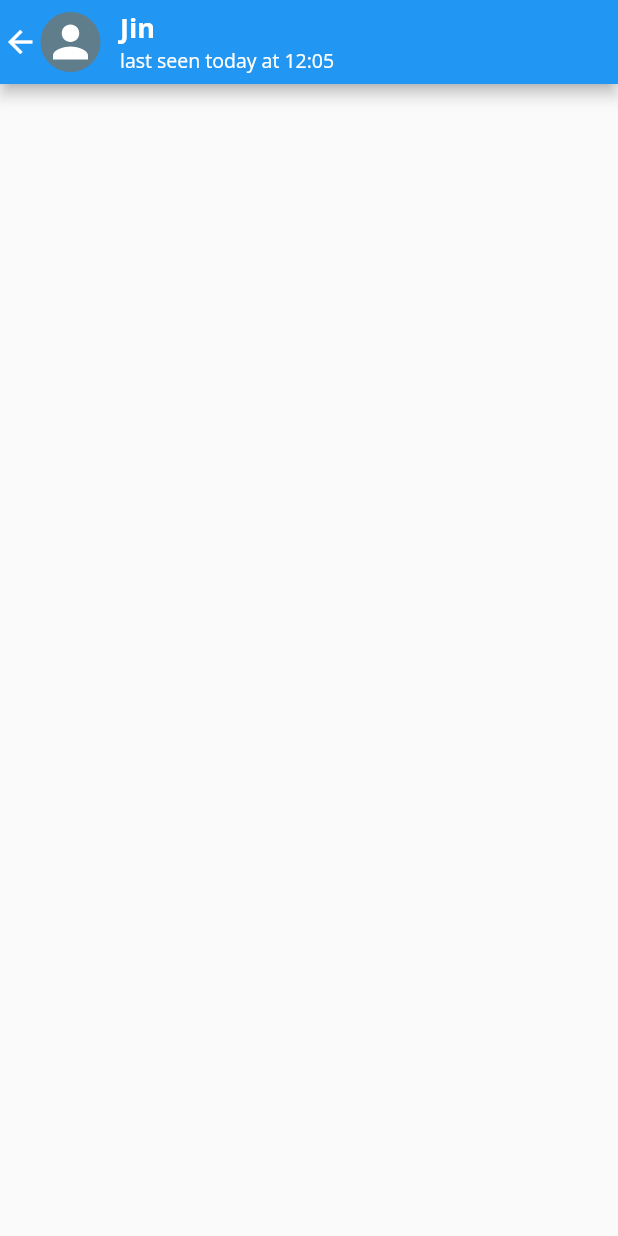
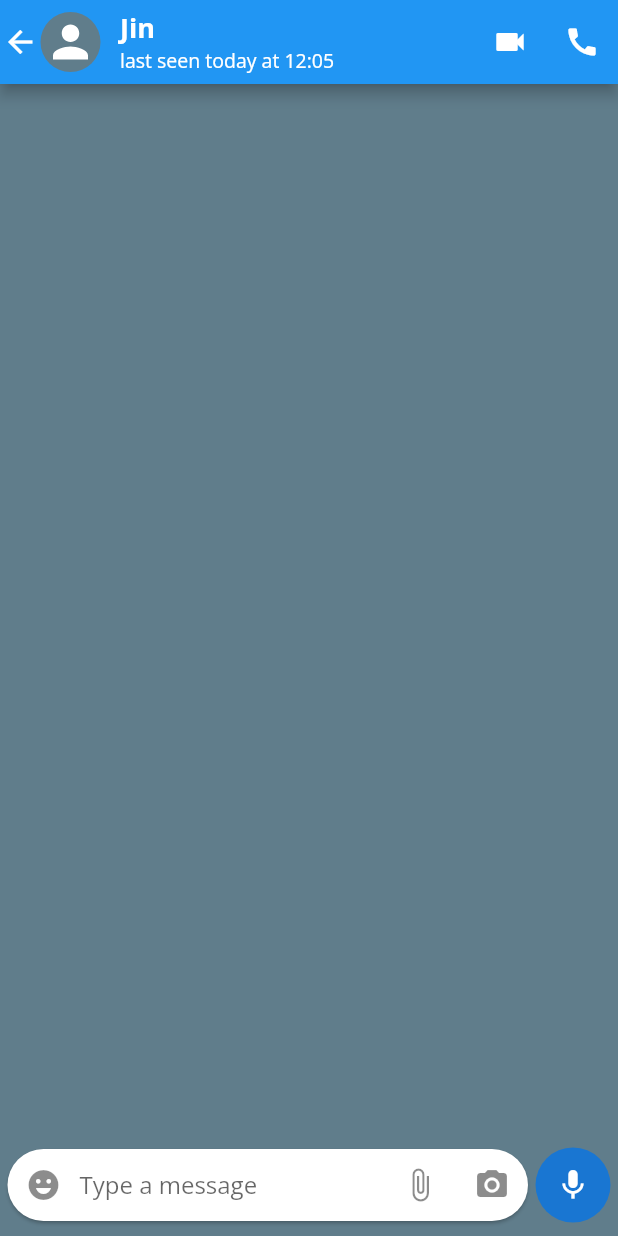
Before and after one commit to jin-vita/my-chat, a Flutter app: the ChatPage screen opened directly, after a tap on "Jin", on a phone screen of 412 x 824 dp. Run offline on Flutter 3.47's test engine with Material 2 defaults, Android fonts, the phone set to English and light mode, and no system bars; our stand-ins replace flutter_svg.

Commit message:
ChatPage bottomSheet

```diff
--- a/lib/main.dart
+++ b/lib/main.dart
@@ -15,10 +15,6 @@ class MyApp extends StatelessWidget {
     return MaterialApp(
       theme: ThemeData(
         fontFamily: 'OpenSans',
-        primaryColor: const Color(0xFF075E54),
-        colorScheme: ColorScheme.fromSwatch().copyWith(
-          secondary: const Color(0xFF128C7E),
-        ),
       ),
       home: const HomeScreen(),
     );
--- a/lib/screen/home_screen.dart
+++ b/lib/screen/home_screen.dart
@@ -82,10 +82,10 @@ class _HomeScreenState extends State<HomeScreen> with SingleTickerProviderStateM
       body: TabBarView(
         controller: _controller,
         children: const [
-          Text('camera'),
+          Center(child: Text('camera')),
           ChatPage(),
-          Text('status'),
-          Text('calls'),
+          Center(child: Text('status')),
+          Center(child: Text('calls')),
         ],
       ),
     );
--- a/lib/screen/individual_screen.dart
+++ b/lib/screen/individual_screen.dart
@@ -18,6 +18,7 @@ class _IndividualScreenState extends State<IndividualScreen> {
   @override
   Widget build(BuildContext context) {
     return Scaffold(
+      backgroundColor: Colors.blueGrey,
       appBar: AppBar(
         leadingWidth: 80,
         leading: GestureDetector(
@@ -62,7 +63,174 @@ class _IndividualScreenState extends State<IndividualScreen> {
             ),
           ],
         ),
+        actions: [
+          IconButton(
+            onPressed: () {},
+            icon: const Icon(
+              Icons.videocam,
+            ),
+          ),
+          IconButton(
+            onPressed: () {},
+            icon: const Icon(
+              Icons.call,
+            ),
+          ),
+        ],
+      ),
+      body: SizedBox(
+        height: MediaQuery.of(context).size.height,
+        width: MediaQuery.of(context).size.width,
+        child: Stack(
+          children: [
+            // ListView(),
+            Align(
+              alignment: Alignment.bottomCenter,
+              child: Row(
+                children: [
+                  SizedBox(
+                    width: MediaQuery.of(context).size.width - 55,
+                    child: Card(
+                      margin: const EdgeInsets.symmetric(
+                        vertical: 10,
+                        horizontal: 5,
+                      ),
+                      shape: RoundedRectangleBorder(
+                        borderRadius: BorderRadius.circular(25),
+                      ),
+                      child: TextFormField(
+                        textAlignVertical: TextAlignVertical.center,
+                        keyboardType: TextInputType.multiline,
+                        maxLines: 5,
+                        minLines: 1,
+                        decoration: InputDecoration(
+                          border: InputBorder.none,
+                          hintText: 'Type a message',
+                          prefixIcon: IconButton(
+                            icon: const Icon(Icons.emoji_emotions),
+                            onPressed: () {},
+                          ),
+                          suffixIcon: Row(
+                            mainAxisSize: MainAxisSize.min,
+                            children: [
+                              IconButton(
+                                onPressed: () {
+                                  showModalBottomSheet(
+                                    backgroundColor: Colors.transparent,
+                                    context: context,
+                                    builder: (builder) => bottomSheet(),
+                                  );
+                                },
+                                icon: const Icon(Icons.attach_file),
+                              ),
+                              IconButton(
+                                onPressed: () {},
+                                icon: const Icon(Icons.camera_alt),
+                              ),
+                            ],
+                          ),
+                        ),
+                      ),
+                    ),
+                  ),
+                  CircleAvatar(
+                    radius: 25,
+                    child: IconButton(
+                      icon: const Icon(Icons.mic),
+                      onPressed: () {},
+                    ),
+                  ),
+                ],
+              ),
+            ),
+          ],
+        ),
       ),
     );
   }
+
+  bottomSheet() {
+    return Container(
+      decoration: BoxDecoration(
+        borderRadius: BorderRadius.circular(25),
+      ),
+      height: 280,
+      width: MediaQuery.of(context).size.width,
+      child: Card(
+        shape: RoundedRectangleBorder(
+          borderRadius: BorderRadius.circular(25),
+        ),
+        margin: const EdgeInsets.all(20),
+        child: Column(
+          mainAxisAlignment: MainAxisAlignment.spaceEvenly,
+          children: [
+            Row(
+              mainAxisAlignment: MainAxisAlignment.spaceEvenly,
+              children: [
+                iconCreation(
+                  text: 'Document',
+                  icon: Icons.insert_drive_file,
+                ),
+                iconCreation(
+                  text: 'Camera',
+                  icon: Icons.camera_alt,
+                  color: Colors.pink,
+                ),
+                iconCreation(
+                  text: 'Gallery',
+                  icon: Icons.insert_photo,
+                  color: Colors.purple,
+                ),
+              ],
+            ),
+            Row(
+              mainAxisAlignment: MainAxisAlignment.spaceEvenly,
+              children: [
+                iconCreation(
+                  text: 'Audio',
+                  icon: Icons.headset,
+                  color: Colors.orange,
+                ),
+                iconCreation(
+                  text: 'location',
+                  icon: Icons.location_pin,
+                  color: Colors.lightGreen,
+                ),
+                iconCreation(
+                  text: 'Contact',
+                  icon: Icons.person,
+                  color: Colors.blue,
+                ),
+              ],
+            ),
+          ],
+        ),
+      ),
+    );
+  }
+
+  iconCreation({
+    required String text,
+    required IconData icon,
+    Color color = Colors.indigo,
+  }) {
+    return Column(
+      children: [
+        CircleAvatar(
+          backgroundColor: color,
+          radius: 30,
+          child: Icon(
+            icon,
+            size: 30,
+            color: Colors.white,
+          ),
+        ),
+        const SizedBox(height: 5),
+        Text(
+          text,
+          style: const TextStyle(fontSize: 12),
+        ),
+      ],
+    );
+  }
 }
```
